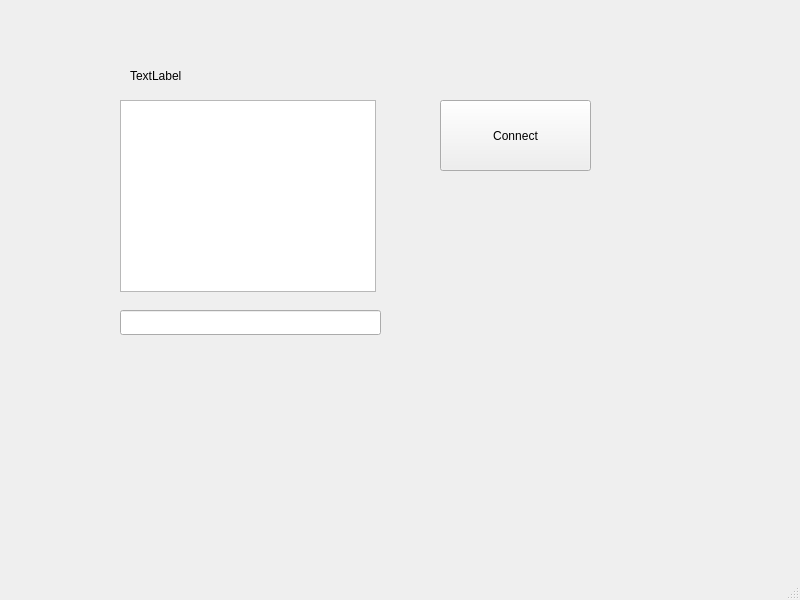
The window that mainwindow.ui (geommax/bobo.connectivity.qt) describes before a commit, drawn with Qt 5.
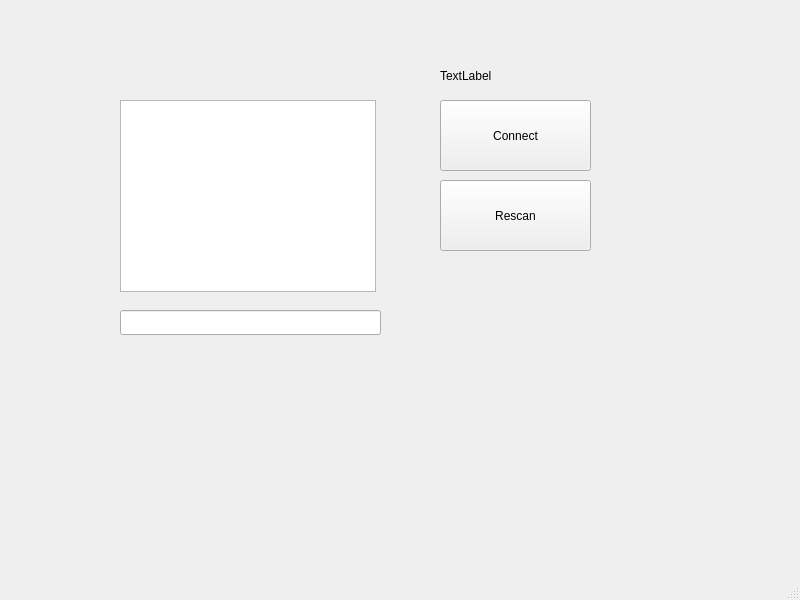
The same window after the commit.

```diff
--- a/mainwindow.ui
+++ b/mainwindow.ui
@@ -50,7 +50,7 @@
    <widget class="QLabel" name="statusLabel">
     <property name="geometry">
      <rect>
-      <x>130</x>
+      <x>440</x>
       <y>60</y>
       <width>211</width>
       <height>31</height>
@@ -60,6 +60,19 @@
      <string>TextLabel</string>
     </property>
    </widget>
+   <widget class="QPushButton" name="rescanBtn">
+    <property name="geometry">
+     <rect>
+      <x>440</x>
+      <y>180</y>
+      <width>151</width>
+      <height>71</height>
+     </rect>
+    </property>
+    <property name="text">
+     <string>Rescan</string>
+    </property>
+   </widget>
   </widget>
   <widget class="QMenuBar" name="menubar">
    <property name="geometry">
```
